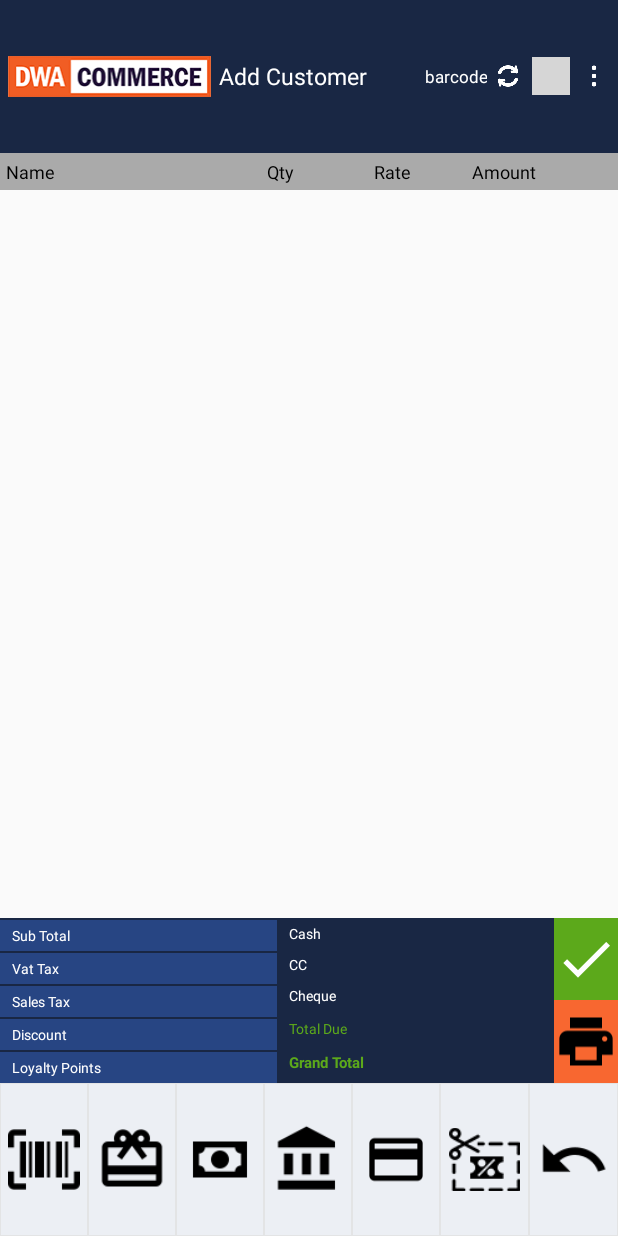
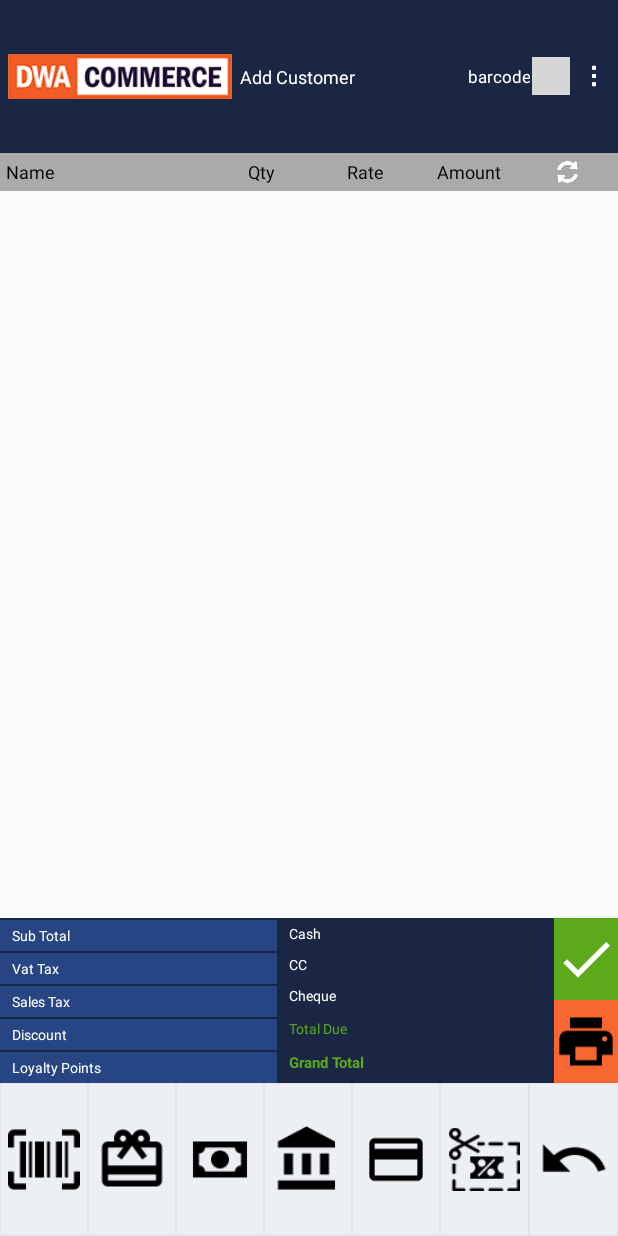
Before and after one commit to hitesh849/hitesh_commerce_1234, an Android app: the layout dashbord_activity.xml on its own in the app's theme, with its tools: preview values and no code run, on a phone screen of 412 x 824 dp. Run offline under Robolectric (Android 15) with nearby library versions, the light colour scheme and no system bars; grey boxes are pictures that could not be loaded.

Commit message:
code updated

```diff
--- a/app/src/main/java/com/dwacommerce/pos/dialogs/DashBordDialogs.java
+++ b/app/src/main/java/com/dwacommerce/pos/dialogs/DashBordDialogs.java
@@ -46,7 +46,7 @@ public class DashBordDialogs {
         final View dialogView = inflater.inflate(R.layout.payment, null);
         dialogBuilder.setView(dialogView);
         TextView txtCashAmountPayment = (TextView) dialogView.findViewById(R.id.txtCashAmountPayment);
-        txtCashAmountPayment.setText("Rs. " + grandTotalAmount + " " + currency);
+        txtCashAmountPayment.setText(grandTotalAmount + " " + currency);
         TextView txtCancelPayment = (TextView) dialogView.findViewById(R.id.txtCancelPayment);
         TextView txtSavePayment = (TextView) dialogView.findViewById(R.id.txtSavePayment);
         final EditText etxtCashPaymentDialog = (EditText) dialogView.findViewById(R.id.etxtCashPaymentDialog);
@@ -83,7 +83,7 @@ public class DashBordDialogs {
         TextView txtAmountCreditCard = (TextView) dialogView.findViewById(R.id.txtAmountCreditCard);
         TextView txtHeaderPayment = (TextView) dialogView.findViewById(R.id.txtHeaderPayment);
         txtHeaderPayment.setText(headerText);
-        txtAmountCreditCard.setText("Rs. " + grandTotalAmount + " " + currency);
+        txtAmountCreditCard.setText(grandTotalAmount + " " + currency);
         TextView txtCancelCreditCard = (TextView) dialogView.findViewById(R.id.txtCancelCreditCard);
         TextView txtConfirmCreditCard = (TextView) dialogView.findViewById(R.id.txtConfirmCreditCard);
         final EditText etxtAmountCreditCard = (EditText) dialogView.findViewById(R.id.etxtAmountCreditCard);
--- a/app/src/main/res/layout-land/dashbord_activity.xml
+++ b/app/src/main/res/layout-land/dashbord_activity.xml
@@ -35,7 +35,7 @@
                 android:hint="@string/add_customer"
                 android:textColor="@color/white"
                 android:textColorHint="@color/white"
-                android:textSize="@dimen/text_dim_15" />
+                android:textSize="@dimen/text_dim_12" />
         </RelativeLayout>
 
         <LinearLayout
@@ -60,16 +60,6 @@
                 android:textColorHint="@color/white"
                 android:textSize="@dimen/text_dim_11" />
 
-            <ImageView
-                android:id="@+id/imgRefreshCartDashboard"
-                android:layout_width="@dimen/dim_25"
-                android:layout_height="@dimen/dim_25"
-                android:layout_gravity="center"
-                android:layout_marginRight="@dimen/dim_3"
-                android:background="@drawable/background_selector"
-                android:padding="@dimen/dim_3"
-                android:src="@mipmap/refresh"
-                android:tint="@color/white" />
 
             <ImageView
                 android:id="@+id/imgAddToCartDashboard"
@@ -165,16 +155,17 @@
                     android:textColor="@android:color/black"
                     android:textSize="@dimen/text_dim_12" />
 
-                <TextView
-                    android:layout_width="0dp"
-                    android:layout_height="match_parent"
+                <ImageView
+                    android:id="@+id/imgRefreshCartDashboard"
+                    android:layout_width="@dimen/dim_25"
+                    android:layout_height="@dimen/dim_25"
+                    android:layout_gravity="center"
+                    android:layout_marginRight="@dimen/dim_3"
                     android:layout_weight="1"
-                    android:gravity="left|center"
-                    android:paddingBottom="@dimen/dim_4"
-                    android:paddingTop="@dimen/dim_4"
-                    android:singleLine="true"
-                    android:textColor="@android:color/black"
-                    android:textSize="@dimen/text_dim_12" />
+                    android:background="@drawable/background_selector"
+                    android:padding="@dimen/dim_3"
+                    android:src="@mipmap/refresh"
+                    android:tint="@color/white" />
             </TableRow>
 
             <ScrollView
--- a/app/src/main/res/layout-land/find_customer_activity.xml
+++ b/app/src/main/res/layout-land/find_customer_activity.xml
@@ -210,6 +210,7 @@
                 android:layout_height="match_parent"
                 android:background="@color/colorPrimary"
                 android:paddingLeft="@dimen/dim_20"
+                android:visibility="gone"
                 android:paddingRight="@dimen/dim_20"
                 android:src="@mipmap/complete" />
 
--- a/app/src/main/res/layout/customer_data_row.xml
+++ b/app/src/main/res/layout/customer_data_row.xml
@@ -1,5 +1,6 @@
 <?xml version="1.0" encoding="utf-8"?>
 <TableRow xmlns:android="http://schemas.android.com/apk/res/android"
+    android:id="@+id/customerDataContainer"
     android:layout_width="match_parent"
     android:layout_height="wrap_content"
     android:background="@drawable/background_border"
--- a/app/src/main/res/layout/dashbord_activity.xml
+++ b/app/src/main/res/layout/dashbord_activity.xml
@@ -36,7 +36,7 @@
                 android:singleLine="true"
                 android:textColor="@color/white"
                 android:textColorHint="@color/white"
-                android:textSize="@dimen/text_dim_15" />
+                android:textSize="@dimen/text_dim_12" />
         </LinearLayout>
 
         <LinearLayout
@@ -60,16 +60,7 @@
                 android:textColorHint="@color/white"
                 android:textSize="@dimen/text_dim_11" />
 
-            <ImageView
-                android:id="@+id/imgRefreshCartDashboard"
-                android:layout_width="@dimen/dim_25"
-                android:layout_height="@dimen/dim_25"
-                android:layout_gravity="center"
-                android:layout_marginRight="@dimen/dim_3"
-                android:background="@drawable/background_selector"
-                android:padding="@dimen/dim_3"
-                android:src="@mipmap/refresh"
-                android:tint="@color/white" />
+
 
             <ImageView
                 android:id="@+id/imgAddToCartDashboard"
@@ -162,16 +153,17 @@
                     android:textColor="@android:color/black"
                     android:textSize="@dimen/text_dim_12" />
 
-                <TextView
-                    android:layout_width="0dp"
-                    android:layout_height="match_parent"
+                <ImageView
+                    android:id="@+id/imgRefreshCartDashboard"
                     android:layout_weight="1"
-                    android:gravity="left|center"
-                    android:paddingBottom="@dimen/dim_4"
-                    android:paddingTop="@dimen/dim_4"
-                    android:singleLine="true"
-                    android:textColor="@android:color/black"
-                    android:textSize="@dimen/text_dim_12" />
+                    android:layout_width="@dimen/dim_25"
+                    android:layout_height="@dimen/dim_25"
+                    android:layout_gravity="center"
+                    android:layout_marginRight="@dimen/dim_3"
+                    android:background="@drawable/background_selector"
+                    android:padding="@dimen/dim_3"
+                    android:src="@mipmap/refresh"
+                    android:tint="@color/white" />
             </TableRow>
 
             <ScrollView
--- a/app/src/main/res/layout/find_customer_activity.xml
+++ b/app/src/main/res/layout/find_customer_activity.xml
@@ -209,6 +209,7 @@
                 android:background="@color/colorPrimary"
                 android:paddingLeft="@dimen/dim_20"
                 android:paddingRight="@dimen/dim_20"
+                android:visibility="gone"
                 android:src="@mipmap/complete" />
 
         </LinearLayout>
```
Also changed, not shown: app/src/main/java/com/dwacommerce/pos/viewControllers/DashBordActivity.java (+13 -1 lines), app/src/main/java/com/dwacommerce/pos/viewControllers/FindCustomerActivity.java (+20 -0 lines), app/src/main/res/layout-land/dashbord_activity_with_category.xml (+11 -20 lines), app/src/main/res/layout/dashbord_activity_with_category.xml (+13 -20 lines).
